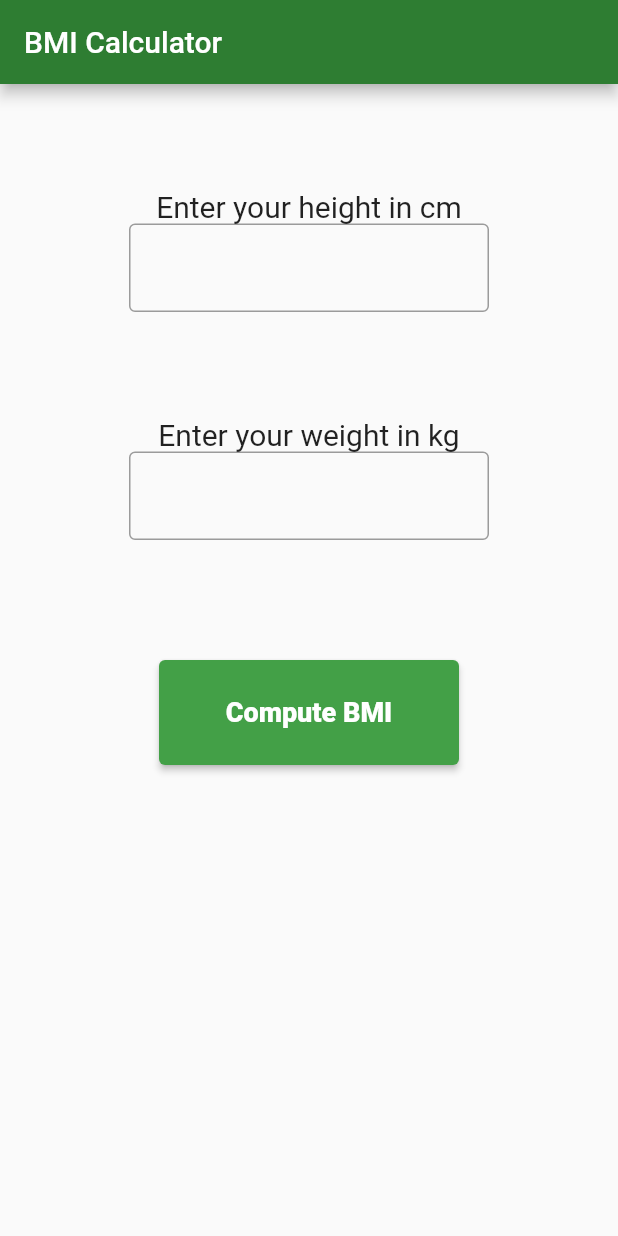
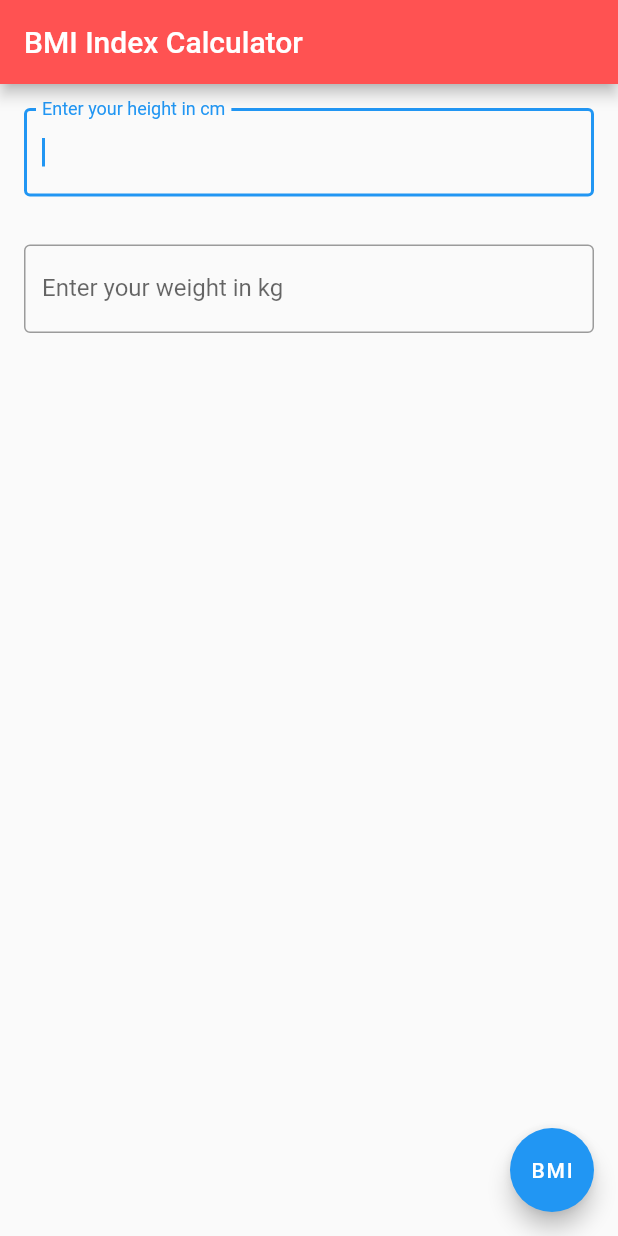
Before and after one commit to Livingstone-Billy/BMI-Calculator-With-Flutter, a Flutter app: the screen it shows after launch, on a phone screen of 412 x 824 dp. Run offline on Flutter 3.47's test engine with Material 2 defaults, Android fonts, the phone set to English and light mode, and no system bars.

Commit message:
Update main.dart
Update main.dart

```diff
--- a/lib/main.dart
+++ b/lib/main.dart
@@ -1,173 +1,58 @@
 import 'package:flutter/material.dart';
-import 'bmi_calculate.dart';
+import 'dart:math';
 
-void main() =>runApp(BMIApp());
+void main() =>runApp(const BMIApp());
 
 class BMIApp extends StatelessWidget{
+  const BMIApp({super.key});
+
   @override
   Widget build(BuildContext context){
-    return MaterialApp(
+    const appTitle = 'BMI Index Calculator';
+    return const MaterialApp(
+      title: appTitle,
       home: BMICalculator(),
     );
   }
 }
 
+class BMICalculator extends StatefulWidget{
+  const BMICalculator({super.key});
 
-class BMICalculator extends StatelessWidget{
+  @override
+  State<BMICalculator> createState() => _BMICalculatorState();
+}
 
-  List bmiInput = ["0", "1"];
+class _BMICalculatorState extends State<BMICalculator>{
+
+  final heightController = TextEditingController();
+  final weightController = TextEditingController();
+
+  @override
+  void dispose(){
+    heightController.dispose();
+    weightController.dispose();
+
+    super.dispose();
+  }
+
+  double _getBMIIndex(String height, String weight){
+    double heightInMetres = double.parse(height) / 100;
+
+    double bmiIndex = double.parse(weight) / pow(heightInMetres, 2);
+
+    double index = double.parse((bmiIndex).toStringAsFixed(1));
+
+    return index;
+  }
+
+  String status = "BMI Index";
 
   @override
   Widget build(BuildContext context){
-    final heightTextField = Container(
-      margin: const EdgeInsets.only(top: 70),
-      child: Column(
-        mainAxisAlignment: MainAxisAlignment.spaceEvenly,
-        mainAxisSize: MainAxisSize.min,
-        children: [
-          const Text(
-            'Enter your height in cm',
-            style: TextStyle(
-              fontFamily: 'Roboto',
-              fontSize: 20,
-              fontWeight: FontWeight.w400,
-              // color: Colors.blue[400],
-            ),
-          ),
-          TextField(
-            decoration: const InputDecoration(
-              border: OutlineInputBorder(),
-            ),
-            keyboardType: TextInputType.number,
-            onChanged: (text){
-              bmiInput[0] = text;
-            },
-          ),
-        ],
-      ),
-    );
-
-    final weightTextField = Container(
-      margin: const EdgeInsets.only(top: 70),
-      child: Column(
-        mainAxisAlignment: MainAxisAlignment.spaceEvenly,
-        mainAxisSize: MainAxisSize.max,
-        children: [
-          const Text(
-            'Enter your weight in kg',
-            style: TextStyle(
-              fontFamily: 'Roboto',
-              fontSize: 20,
-              fontWeight: FontWeight.w400,
-              // color: Colors.blue[400],
-            ),
-          ),
-          TextField(
-            decoration: const InputDecoration(
-              border: OutlineInputBorder(),
-            ),
-            keyboardType: TextInputType.number,
-            onChanged: (text){
-              bmiInput[1] = text;
-            },
-          ),
-        ],
-      ),
-    );
-    return MaterialApp(
-      title: 'BMI Calculator',
-      home: Scaffold(
-        appBar: AppBar(
-          title: const Text('BMI Calculator'),
-          backgroundColor: Colors.green[800],
-        ),
-        body: SingleChildScrollView(
-          child: Center(
-            child: SizedBox(
-              width: 240,
-              child: Column(
-                children: [
-                  heightTextField,
-                  weightTextField,
-                  Container(
-                    margin: const EdgeInsets.only(top: 80),
-                    child: ElevatedButton(
-                      style: ElevatedButton.styleFrom(
-                        primary: Colors.green[600],
-                        minimumSize: const Size(200, 70),
-                      ),
-                      onPressed: (){
-                        Navigator.push(
-                          context,
-                          MaterialPageRoute(builder: (context)=>BMITableInfo())
-                        );
-                      },
-                      child: const Text(
-                          'Compute BMI',
-                        style: TextStyle(
-                          fontSize: 18,
-                          fontWeight: FontWeight.w800,
-                        ),
-                      ),
-                    )
-                  )
-                ],
-              ),
-            ),
-          ),
-        ),
-      )
-    );
-  }
-}
-
-class BMITableInfo extends StatelessWidget{
-
-  GenerateBMI calculator = GenerateBMI();
-  final BMICalculator _calculator = BMICalculator();
-
-  @override
-  Widget build(BuildContext context){
-    var decTexStyle = const TextStyle(
-      fontWeight: FontWeight.w500,
-      fontFamily: 'Roboto',
-      fontSize: 18,
-    );
-    var bmiInfoSection = Container(
-      margin: const EdgeInsets.only(top: 40),
-      child: Column(
-        children: [
-           const Text(
-            'Your BMI Score',
-            style: TextStyle(
-              color: Colors.blueAccent,
-              fontWeight: FontWeight.w500,
-              fontSize: 18
-            ),
-          ),
-          SizedBox(
-            width: 200,
-            height: 70,
-            child: Card(
-              color: Colors.green,
-              child: Center(
-                child: Text(
-                  '${calculator.calculateBMI()}',
-                  style: const TextStyle(
-                    fontSize: 18,
-                    fontWeight: FontWeight.w600,
-                    color: Colors.white,
-                  ),
-                ),
-              ),
-            ),
-          )
-        ],
-      ),
-    );
 
     var bmiTable = Container(
-      margin: const EdgeInsets.only(top: 80),
+      margin: const EdgeInsets.only(top: 20),
       child: Card(
           child: InkWell(
             onTap: (){
@@ -183,35 +68,28 @@ class BMITableInfo extends StatelessWidget{
                   Column(
                     mainAxisAlignment: MainAxisAlignment.start,
                     mainAxisSize: MainAxisSize.min,
-                  children: [
+                    children: const [
                       Text(
                         "UnderWeight",
-                      style: decTexStyle,
+                        style: TextStyle(
+                          color: Colors.greenAccent
                         ),
-                    const Text(
+                      ),
+                      Text(
                         "NormalWeight",
                         style: TextStyle(
-                          fontWeight: FontWeight.w500,
-                          fontFamily: 'Roboto',
-                          fontSize: 18,
                             color: Colors.blueAccent
                         ),
                       ),
-                    const Text(
+                      Text(
                         "OverWeight",
                         style: TextStyle(
-                        fontWeight: FontWeight.w500,
-                        fontFamily: 'Roboto',
-                        fontSize: 18,
-                        color: Colors.red
+                            color: Colors.redAccent
                         ),
                       ),
-                    const Text(
+                      Text(
                         "Obese",
                         style: TextStyle(
-                        fontWeight: FontWeight.w500,
-                        fontFamily: 'Roboto',
-                        fontSize: 18,
                             color: Colors.red
                         ),
                       ),
@@ -220,35 +98,28 @@ class BMITableInfo extends StatelessWidget{
                   Column(
                     mainAxisAlignment: MainAxisAlignment.start,
                     mainAxisSize: MainAxisSize.min,
-                  children: [
+                    children: const [
                       Text(
                         "18.5",
-                      style: decTexStyle,
+                        style: TextStyle(
+                          color: Colors.greenAccent
                         ),
-                    const Text(
+                      ),
+                      Text(
                         "18.5 - 24.9",
                         style: TextStyle(
-                          fontWeight: FontWeight.w500,
-                          fontFamily: 'Roboto',
-                          fontSize: 18,
                             color: Colors.blueAccent
                         ),
                       ),
-                    const Text(
+                      Text(
                         "25 - 29.9",
                         style: TextStyle(
-                          fontWeight: FontWeight.w500,
-                          fontFamily: 'Roboto',
-                          fontSize: 18,
-                          color: Colors.red
+                            color: Colors.redAccent
                         ),
                       ),
-                    const Text(
+                      Text(
                         "30",
                         style: TextStyle(
-                          fontWeight: FontWeight.w500,
-                          fontFamily: 'Roboto',
-                          fontSize: 18,
                             color: Colors.red
                         ),
                       ),
@@ -261,39 +132,70 @@ class BMITableInfo extends StatelessWidget{
       ),
     );
 
-    var backButton = Container(
-      margin: const EdgeInsets.only(top: 98),
-      child: ElevatedButton(
-        style: ElevatedButton.styleFrom(
-          primary: Colors.green,
-          minimumSize: const Size(150, 60)
+    return Scaffold(
+      appBar: AppBar(
+        title: const Text('BMI Index Calculator'),
+        backgroundColor: Colors.redAccent,
       ),
-        onPressed: ()=> Navigator.pop(context),
-        child: Text(
-          'Back',
-          style: decTexStyle,
-        ),
-      ),
-    );
-
-    return MaterialApp(
-      title: 'BMI Result Page',
-      home: Scaffold(
-        appBar: AppBar(
-          title: const Text("BMI Calculator"),
-          backgroundColor: Colors.green,
-        ),
-        body: SingleChildScrollView(
-          child: Center(
-            child: Column(
-              children: [
-                bmiInfoSection,
-                bmiTable,
-                backButton
-              ],
+      body: Column(
+        crossAxisAlignment: CrossAxisAlignment.center,
+        children: <Widget>[
+          Padding(
+            padding: const EdgeInsets.symmetric(horizontal: 16, vertical: 16),
+            child: TextFormField(
+              controller: heightController,
+              autofocus: true,
+              keyboardType: TextInputType.number,
+              decoration: const InputDecoration(
+                border: OutlineInputBorder(),
+                labelText: 'Enter your height in cm'
               ),
             ),
           ),
+          Padding(
+            padding: const EdgeInsets.symmetric(horizontal: 16.0, vertical: 16.0),
+            child:  TextFormField(
+              controller: weightController,
+              autofocus: true,
+              keyboardType: TextInputType.number,
+              decoration: const InputDecoration(
+                border: OutlineInputBorder(),
+                labelText: 'Enter your weight in kg'
+              ),
+            ),
+          )
+        ],
+      ),
+      floatingActionButton: FloatingActionButton(
+        onPressed: (){
+          showDialog(
+            context: context,
+            builder: (context){
+              return AlertDialog(
+                actions: [
+                  Column(
+                    crossAxisAlignment: CrossAxisAlignment.center,
+                    children: [
+                      Text(
+                          'Your BMI index is ${_getBMIIndex(heightController.text,
+                              weightController.text)}'
+                      ),
+                      bmiTable,
+                      ElevatedButton(
+                        onPressed: (){
+                          Navigator.pop(context);
+                        },
+                        child: const Text('Close'),
+                      )
+                    ],
+                  )
+                ],
+              );
+            }
+          );
+        },
+        tooltip: 'Compute BMI',
+        child: const Text('BMI'),
       ),
     );
   }
```
Lines whose indentation alone changed are shown as unchanged.
